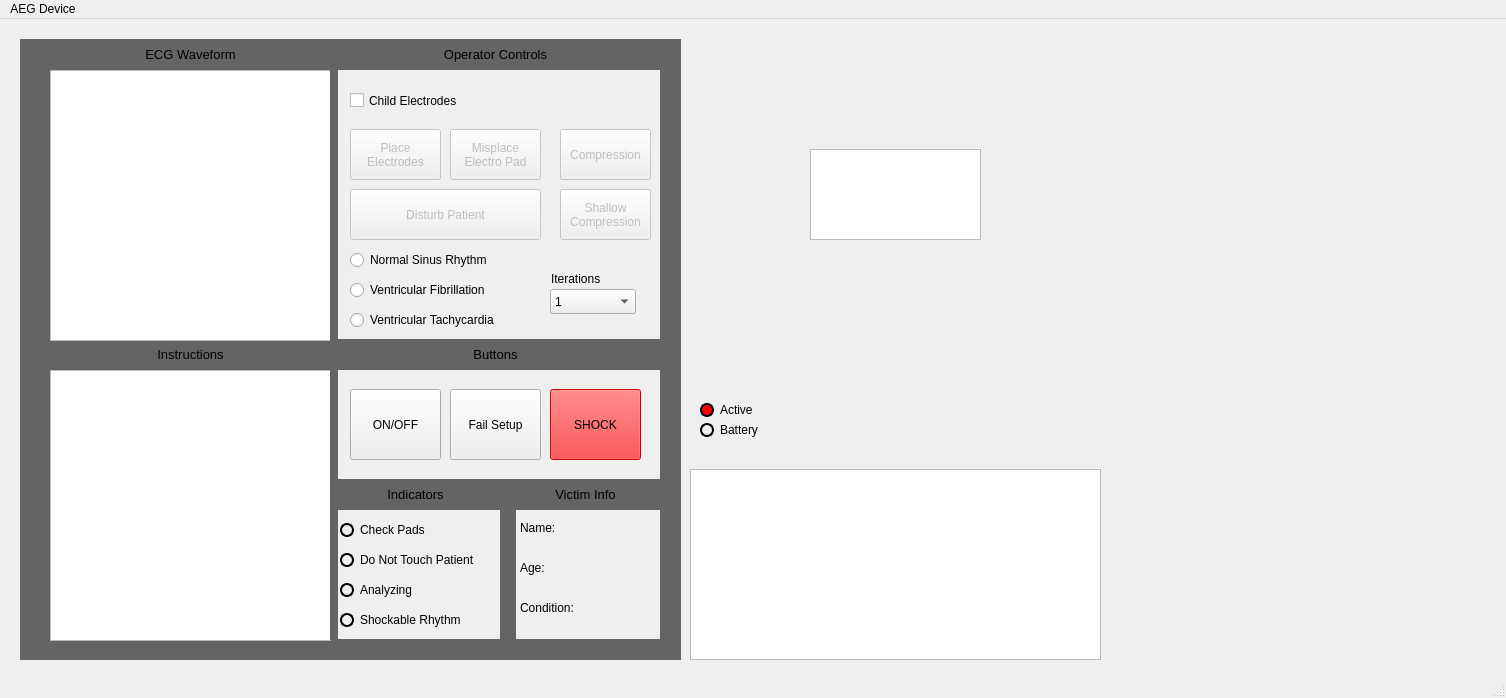
The window that COMP3004-FA/mainwindow.ui (ConnorG1067/COMP3004-FA) describes before a commit, drawn with Qt 5.
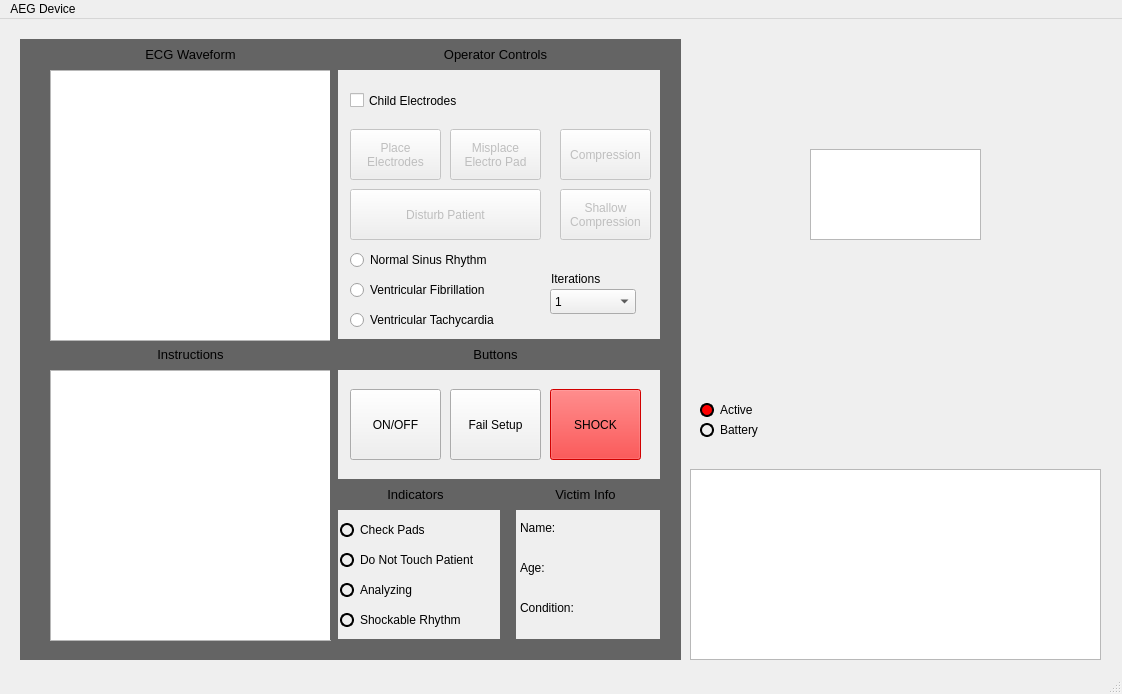
The same window after the commit. Icons and pictures are not drawn.

Commit message: application window size change

```diff
--- a/COMP3004-FA/mainwindow.ui
+++ b/COMP3004-FA/mainwindow.ui
@@ -6,8 +6,8 @@
    <rect>
     <x>0</x>
     <y>0</y>
-    <width>1506</width>
-    <height>698</height>
+    <width>1122</width>
+    <height>694</height>
    </rect>
   </property>
   <property name="windowTitle">
@@ -901,7 +901,7 @@
     <rect>
      <x>0</x>
      <y>0</y>
-     <width>1506</width>
+     <width>1122</width>
      <height>22</height>
     </rect>
    </property>
```
